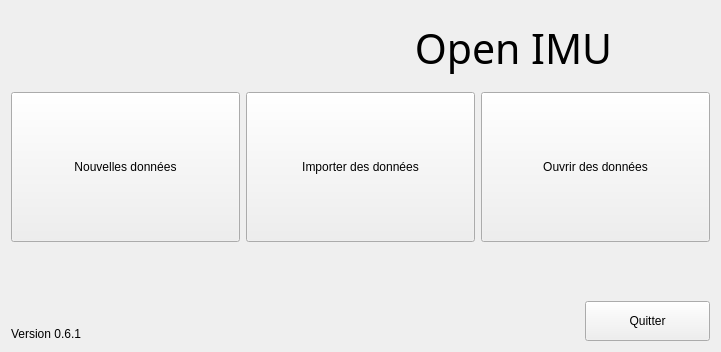
Qt form python/resources/ui/StartDialog.ui (introlab/OpenIMU) before a commit.
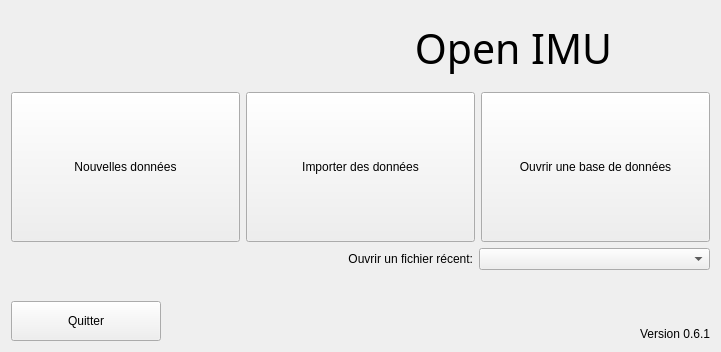
The same form after that commit. Icons and pictures are not drawn.

Commit message: Added full recordings deletion for a participants, closes #28. Added recent database files, closes #39.

The edit to the form file:
```diff
--- a/python/resources/ui/StartDialog.ui
+++ b/python/resources/ui/StartDialog.ui
@@ -170,7 +170,7 @@
         <cursorShape>PointingHandCursor</cursorShape>
        </property>
        <property name="text">
-        <string>Ouvrir des données</string>
+        <string>Ouvrir une base de données</string>
        </property>
        <property name="icon">
         <iconset resource="../core.qrc">
@@ -192,6 +192,55 @@
      </item>
     </layout>
    </item>
+   <item>
+    <layout class="QHBoxLayout" name="horizontalLayout_4">
+     <item>
+      <spacer name="horizontalSpacer_2">
+       <property name="orientation">
+        <enum>Qt::Horizontal</enum>
+       </property>
+       <property name="sizeHint" stdset="0">
+        <size>
+         <width>40</width>
+         <height>20</height>
+        </size>
+       </property>
+      </spacer>
+     </item>
+     <item>
+      <widget class="QLabel" name="lblRecents">
+       <property name="sizePolicy">
+        <sizepolicy hsizetype="Expanding" vsizetype="Preferred">
+         <horstretch>0</horstretch>
+         <verstretch>0</verstretch>
+        </sizepolicy>
+       </property>
+       <property name="text">
+        <string>Ouvrir un fichier récent:</string>
+       </property>
+       <property name="alignment">
+        <set>Qt::AlignRight|Qt::AlignTrailing|Qt::AlignVCenter</set>
+       </property>
+      </widget>
+     </item>
+     <item>
+      <widget class="QComboBox" name="cmbRecents">
+       <property name="sizePolicy">
+        <sizepolicy hsizetype="Expanding" vsizetype="Fixed">
+         <horstretch>0</horstretch>
+         <verstretch>0</verstretch>
+        </sizepolicy>
+       </property>
+       <property name="minimumSize">
+        <size>
+         <width>0</width>
+         <height>22</height>
+        </size>
+       </property>
+      </widget>
+     </item>
+    </layout>
+   </item>
    <item>
     <spacer name="verticalSpacer">
      <property name="orientation">
@@ -207,35 +256,6 @@
    </item>
    <item>
     <layout class="QHBoxLayout" name="horizontalLayout_3">
-     <item>
-      <widget class="QLabel" name="lblVersion">
-       <property name="sizePolicy">
-        <sizepolicy hsizetype="Maximum" vsizetype="Minimum">
-         <horstretch>0</horstretch>
-         <verstretch>0</verstretch>
-        </sizepolicy>
-       </property>
-       <property name="text">
-        <string>Version 0.6.1</string>
-       </property>
-       <property name="alignment">
-        <set>Qt::AlignBottom|Qt::AlignRight|Qt::AlignTrailing</set>
-       </property>
-      </widget>
-     </item>
-     <item>
-      <spacer name="horizontalSpacer">
-       <property name="orientation">
-        <enum>Qt::Horizontal</enum>
-       </property>
-       <property name="sizeHint" stdset="0">
-        <size>
-         <width>40</width>
-         <height>20</height>
-        </size>
-       </property>
-      </spacer>
-     </item>
      <item>
       <widget class="QPushButton" name="btnQuit">
        <property name="sizePolicy">
@@ -246,7 +266,7 @@
        </property>
        <property name="minimumSize">
         <size>
-         <width>125</width>
+         <width>150</width>
          <height>40</height>
         </size>
        </property>
@@ -277,6 +297,35 @@
        </property>
       </widget>
      </item>
+     <item>
+      <spacer name="horizontalSpacer_3">
+       <property name="orientation">
+        <enum>Qt::Horizontal</enum>
+       </property>
+       <property name="sizeHint" stdset="0">
+        <size>
+         <width>40</width>
+         <height>20</height>
+        </size>
+       </property>
+      </spacer>
+     </item>
+     <item>
+      <widget class="QLabel" name="lblVersion">
+       <property name="sizePolicy">
+        <sizepolicy hsizetype="Maximum" vsizetype="Minimum">
+         <horstretch>0</horstretch>
+         <verstretch>0</verstretch>
+        </sizepolicy>
+       </property>
+       <property name="text">
+        <string>Version 0.6.1</string>
+       </property>
+       <property name="alignment">
+        <set>Qt::AlignBottom|Qt::AlignRight|Qt::AlignTrailing</set>
+       </property>
+      </widget>
+     </item>
     </layout>
    </item>
   </layout>
```
The commit also changes 5 other files.
